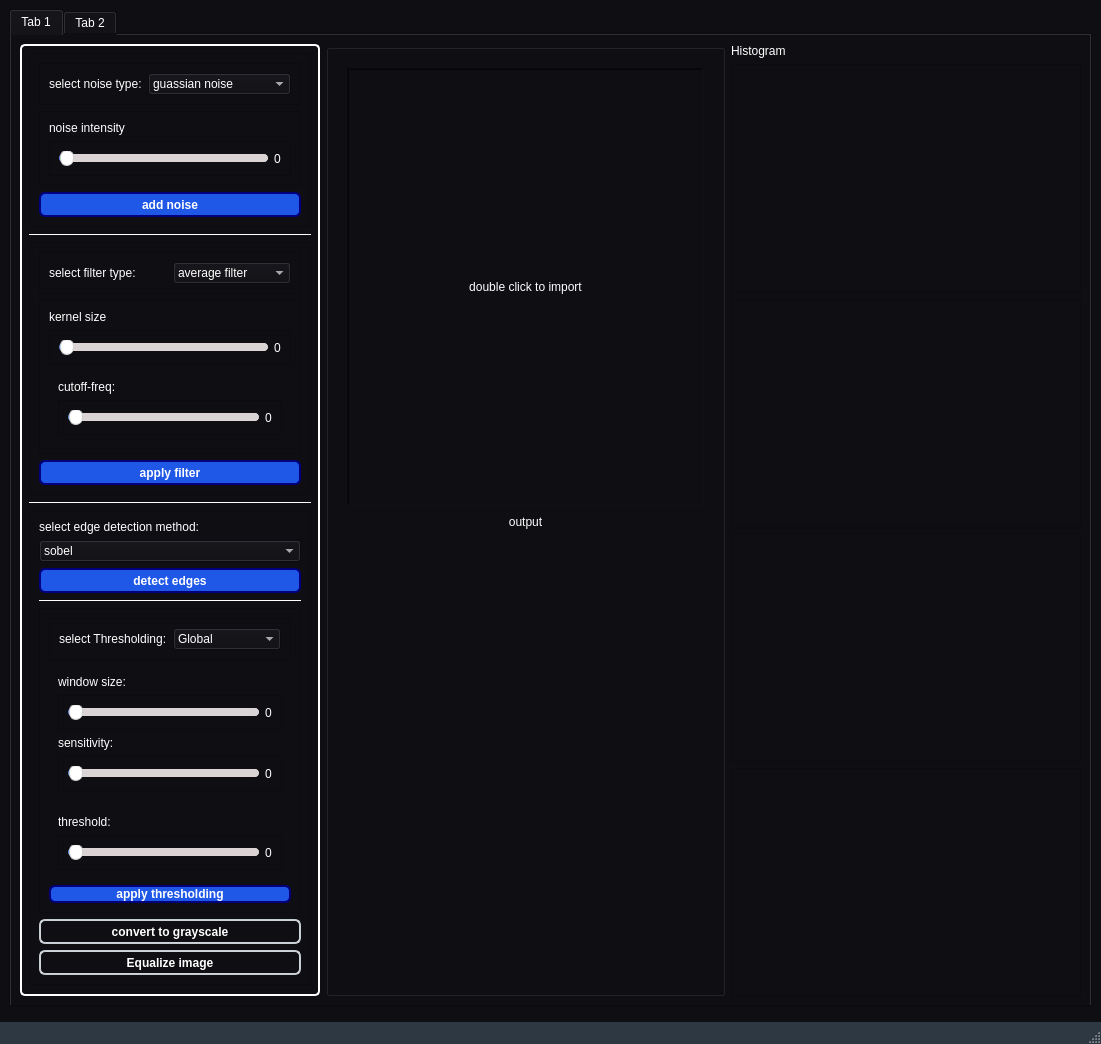
Qt form ui_2.ui (Eagle-E-Y-E/Cleanser) before a commit.
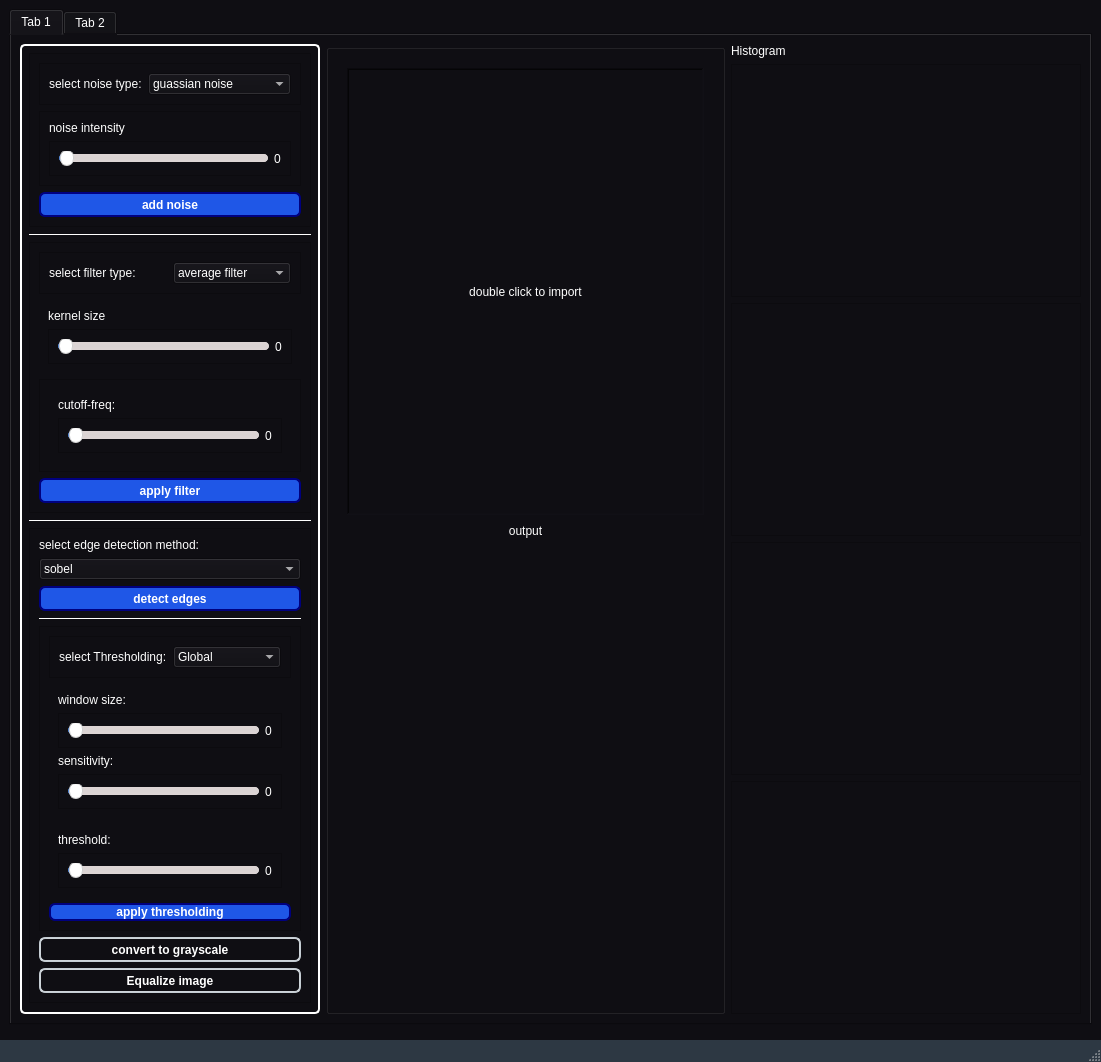
The same form after that commit. Icons and pictures are not drawn.

Commit message: show / hide slider for cuttoff freq

The edit to the form file:
```diff
--- a/ui_2.ui
+++ b/ui_2.ui
@@ -1042,14 +1042,8 @@
                </widget>
               </item>
               <item>
-               <widget class="QFrame" name="frame_4">
-                <property name="frameShape">
-                 <enum>QFrame::StyledPanel</enum>
-                </property>
-                <property name="frameShadow">
-                 <enum>QFrame::Raised</enum>
-                </property>
-                <layout class="QVBoxLayout" name="verticalLayout_8">
+               <widget class="QWidget" name="kernel_size_widget" native="true">
+                <layout class="QVBoxLayout" name="verticalLayout_17">
                  <item>
                   <widget class="QLabel" name="label_3">
                    <property name="text">
@@ -1083,6 +1077,18 @@
                    </layout>
                   </widget>
                  </item>
+                </layout>
+               </widget>
+              </item>
+              <item>
+               <widget class="QFrame" name="frame_4">
+                <property name="frameShape">
+                 <enum>QFrame::StyledPanel</enum>
+                </property>
+                <property name="frameShadow">
+                 <enum>QFrame::Raised</enum>
+                </property>
+                <layout class="QVBoxLayout" name="verticalLayout_8">
                  <item>
                   <widget class="QWidget" name="cuttofffreq_widgwt" native="true">
                    <layout class="QVBoxLayout" name="verticalLayout_16">
```
The commit also changes 1 other file.
